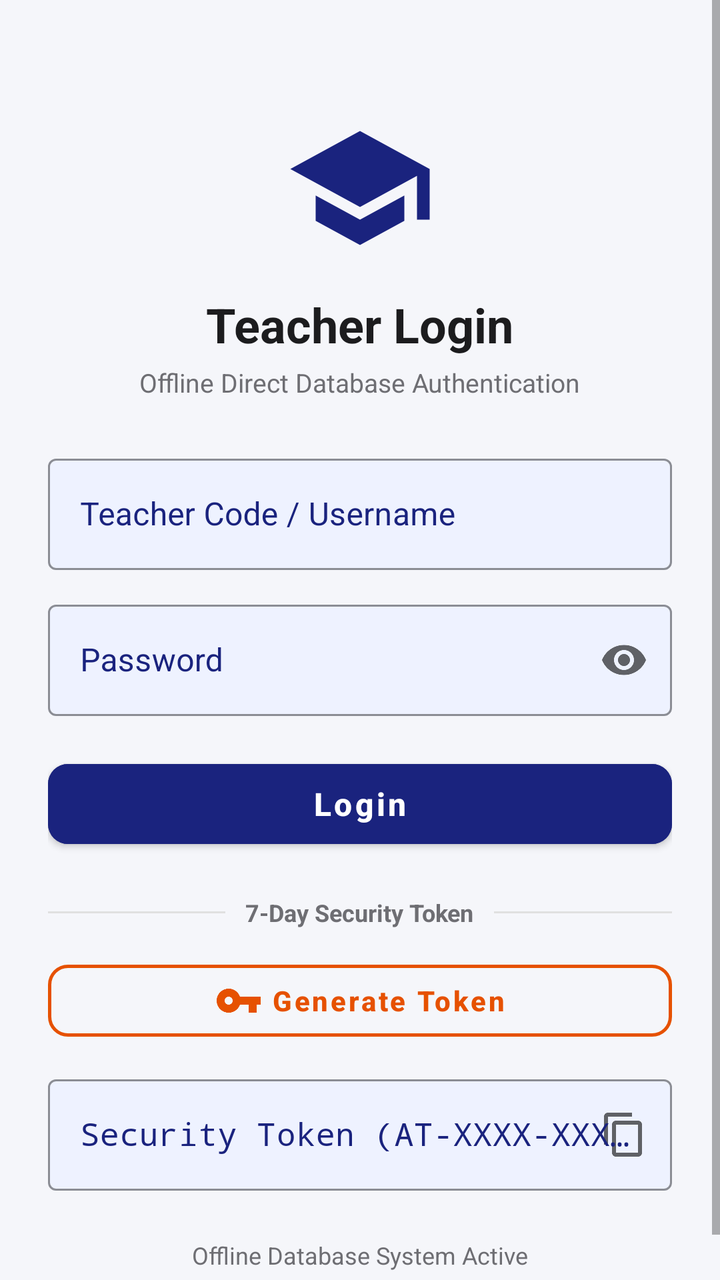
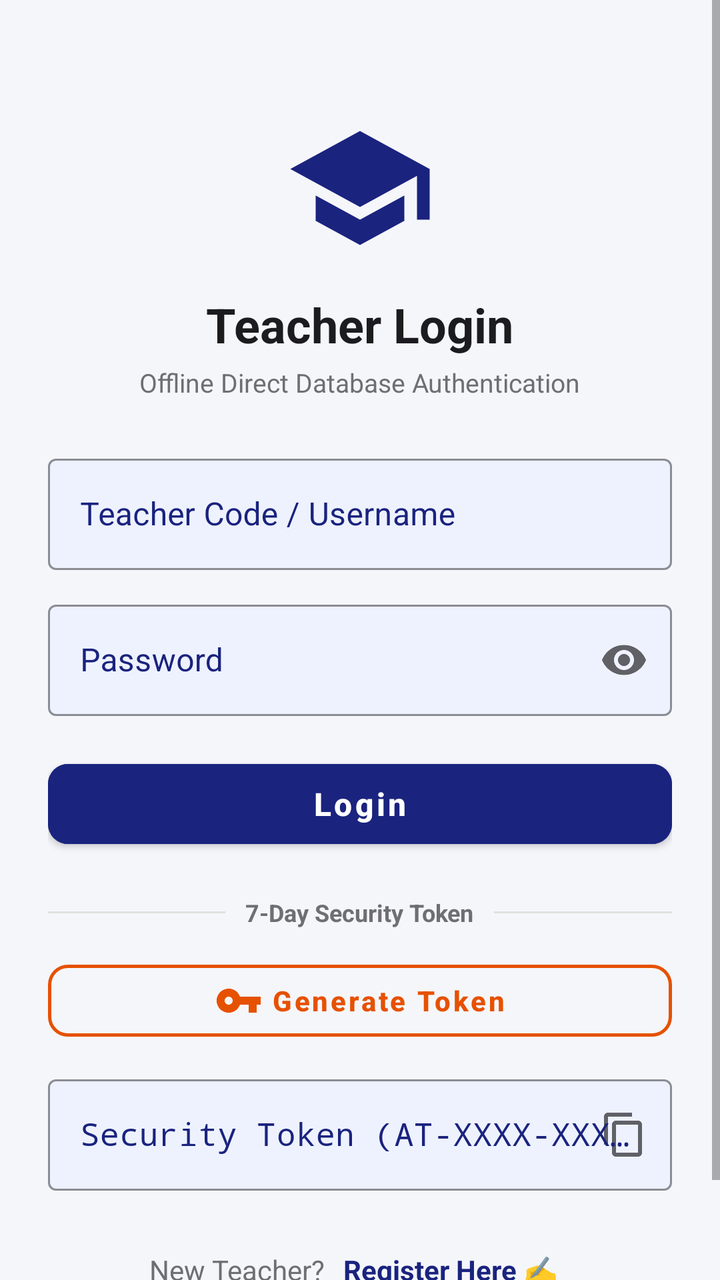

Two renders of the same Android screen: before a commit and after it. Below are the layout's source before the change and the commit's diff.
<!-- AndroidManifest.xml: application theme Theme.SchoolAttendance -->
<!-- res/layout/activity_login.xml -->
<?xml version="1.0" encoding="utf-8"?>
<ScrollView xmlns:android="http://schemas.android.com/apk/res/android"
    xmlns:app="http://schemas.android.com/apk/res-auto"
    android:layout_width="match_parent"
    android:layout_height="match_parent"
    android:fillViewport="true"
    android:background="@color/background">

    <LinearLayout
        android:layout_width="match_parent"
        android:layout_height="wrap_content"
        android:orientation="vertical"
        android:padding="24dp"
        android:gravity="center_horizontal">

        <Space android:layout_width="match_parent" android:layout_height="32dp"/>

        <ImageView
            android:layout_width="76dp"
            android:layout_height="76dp"
            android:src="@drawable/ic_school"
            android:contentDescription="@string/app_name" />

        <TextView
            android:layout_width="wrap_content"
            android:layout_height="wrap_content"
            android:layout_marginTop="14dp"
            android:text="@string/login_title"
            android:textColor="@color/text_primary"
            android:textSize="24sp"
            android:textStyle="bold" />

        <TextView
            android:layout_width="wrap_content"
            android:layout_height="wrap_content"
            android:layout_marginTop="4dp"
            android:layout_marginBottom="24dp"
            android:text="Offline Direct Database Authentication"
            android:textColor="@color/text_secondary"
            android:textSize="13sp" />

        
        <com.google.android.material.textfield.TextInputLayout
            android:id="@+id/tilUsername"
            style="@style/Widget.MaterialComponents.TextInputLayout.OutlinedBox"
            android:layout_width="match_parent"
            android:layout_height="wrap_content"
            app:boxBackgroundColor="@color/field_bg"
            app:boxStrokeColor="@color/primary"
            android:textColorHint="@color/primary"
            app:hintTextColor="@color/primary"
            android:hint="@string/username_hint">

            <com.google.android.material.textfield.TextInputEditText
                android:id="@+id/etUsername"
                android:layout_width="match_parent"
                android:layout_height="wrap_content"
                android:textColor="#000000"
                android:inputType="text" />
        </com.google.android.material.textfield.TextInputLayout>

        
        <com.google.android.material.textfield.TextInputLayout
            android:id="@+id/tilPassword"
            style="@style/Widget.MaterialComponents.TextInputLayout.OutlinedBox"
            app:endIconMode="password_toggle"
            android:layout_width="match_parent"
            android:layout_height="wrap_content"
            app:boxBackgroundColor="@color/field_bg"
            app:boxStrokeColor="@color/primary"
            android:textColorHint="@color/primary"
            app:hintTextColor="@color/primary"
            android:layout_marginTop="12dp"
            android:hint="@string/password_hint">

            <com.google.android.material.textfield.TextInputEditText
                android:id="@+id/etPassword"
                android:layout_width="match_parent"
                android:layout_height="wrap_content"
                android:textColor="#000000"
                android:inputType="textPassword" />
        </com.google.android.material.textfield.TextInputLayout>

        
        <com.google.android.material.button.MaterialButton
            android:id="@+id/btnLogin"
            android:layout_width="match_parent"
            android:layout_height="52dp"
            android:layout_marginTop="18dp"
            android:text="@string/btn_login"
            android:textAllCaps="false"
            android:textSize="16sp"
            android:textStyle="bold"
            app:cornerRadius="10dp"
            android:backgroundTint="@color/primary" />

        <ProgressBar
            android:id="@+id/progressBar"
            android:layout_width="wrap_content"
            android:layout_height="wrap_content"
            android:layout_marginTop="10dp"
            android:visibility="gone" />

        
        <LinearLayout
            android:layout_width="match_parent"
            android:layout_height="wrap_content"
            android:gravity="center_vertical"
            android:orientation="horizontal"
            android:layout_marginTop="20dp"
            android:layout_marginBottom="12dp">

            <View
                android:layout_width="0dp"
                android:layout_height="1dp"
                android:layout_weight="1"
                android:background="@color/card_border" />

            <TextView
                android:layout_width="wrap_content"
                android:layout_height="wrap_content"
                android:layout_marginHorizontal="10dp"
                android:text="7-Day Security Token"
                android:textColor="@color/text_secondary"
                android:textSize="12sp"
                android:textStyle="bold" />

            <View
                android:layout_width="0dp"
                android:layout_height="1dp"
                android:layout_weight="1"
                android:background="@color/card_border" />
        </LinearLayout>

        
        <com.google.android.material.button.MaterialButton
            android:id="@+id/btnGenerateToken"
            style="@style/Widget.MaterialComponents.Button.OutlinedButton"
            android:layout_width="match_parent"
            android:layout_height="48dp"
            android:text="@string/btn_generate_token"
            android:textAllCaps="false"
            android:textSize="14sp"
            android:textStyle="bold"
            android:textColor="@color/accent_dark"
            app:strokeColor="@color/accent_dark"
            app:strokeWidth="1.5dp"
            app:cornerRadius="10dp"
            app:icon="@drawable/ic_vpn_key"
            app:iconTint="@color/accent_dark"
            app:iconGravity="textStart" />

        <ProgressBar
            android:id="@+id/tokenProgressBar"
            android:layout_width="24dp"
            android:layout_height="24dp"
            android:layout_marginTop="6dp"
            android:visibility="gone" />

        
        <com.google.android.material.card.MaterialCardView
            android:id="@+id/cardGeneratedToken"
            android:layout_width="match_parent"
            android:layout_height="wrap_content"
            android:layout_marginTop="10dp"
            android:visibility="gone"
            app:cardCornerRadius="12dp"
            app:cardElevation="2dp"
            app:strokeColor="@color/success"
            app:strokeWidth="1.5dp"
            app:cardBackgroundColor="#F1F8E9">

            <LinearLayout
                android:layout_width="match_parent"
                android:layout_height="wrap_content"
                android:orientation="vertical"
                android:padding="14dp">

                <TextView
                    android:layout_width="wrap_content"
                    android:layout_height="wrap_content"
                    android:text="Generated Token (Saved in DB for 7 Days):"
                    android:textColor="@color/text_secondary"
                    android:textSize="12sp"
                    android:textStyle="bold" />

                <LinearLayout
                    android:layout_width="match_parent"
                    android:layout_height="wrap_content"
                    android:orientation="horizontal"
                    android:gravity="center_vertical"
                    android:layout_marginTop="4dp">

                    <TextView
                        android:id="@+id/tvGeneratedToken"
                        android:layout_width="0dp"
                        android:layout_height="wrap_content"
                        android:layout_weight="1"
                        android:text="AT-0000-0000"
                        android:textColor="#1B5E20"
                        android:textSize="20sp"
                        android:textStyle="bold"
                        android:fontFamily="monospace" />

                    <com.google.android.material.button.MaterialButton
                        android:id="@+id/btnCopyToken"
                        style="@style/Widget.MaterialComponents.Button.TextButton"
                        android:layout_width="wrap_content"
                        android:layout_height="38dp"
                        android:text="@string/copy_token"
                        android:textColor="@color/primary"
                        android:textStyle="bold"
                        app:icon="@drawable/ic_content_copy"
                        app:iconTint="@color/primary"
                        app:iconGravity="textStart" />
                </LinearLayout>

                <TextView
                    android:id="@+id/tvTokenValidity"
                    android:layout_width="wrap_content"
                    android:layout_height="wrap_content"
                    android:layout_marginTop="2dp"
                    android:text="✓ Active for 7 Days (No token needed until expiry)"
                    android:textColor="#2E7D32"
                    android:textSize="11sp" />
            </LinearLayout>
        </com.google.android.material.card.MaterialCardView>

        
        <com.google.android.material.textfield.TextInputLayout
            android:id="@+id/tilToken"
            style="@style/Widget.MaterialComponents.TextInputLayout.OutlinedBox"
            android:layout_width="match_parent"
            android:layout_height="wrap_content"
            android:layout_marginTop="10dp"
            app:boxBackgroundColor="@color/field_bg"
            app:boxStrokeColor="@color/primary"
            android:textColorHint="@color/primary"
            app:hintTextColor="@color/primary"
            app:endIconMode="custom"
            app:endIconDrawable="@drawable/ic_content_copy"
            app:endIconContentDescription="@string/paste_token"
            android:hint="@string/token_hint">

            <com.google.android.material.textfield.TextInputEditText
                android:id="@+id/etToken"
                android:layout_width="match_parent"
                android:layout_height="wrap_content"
                android:textColor="#000000"
                android:fontFamily="monospace"
                android:inputType="textCapCharacters" />
        </com.google.android.material.textfield.TextInputLayout>
            android:layout_width="wrap_content"
            android:layout_height="wrap_content"
            android:layout_marginTop="14dp"
            android:visibility="gone" />

        <TextView
            android:id="@+id/tvForgotPassword"
            android:layout_width="wrap_content"
            android:layout_height="wrap_content"
            android:layout_marginTop="18dp"
            android:padding="4dp"
            android:text="@string/forgot_password"
            android:textColor="@color/primary"
            android:textStyle="bold"
            android:visibility="gone" />

        <TextView
            android:id="@+id/tvGoRegister"
            android:layout_width="wrap_content"
            android:layout_height="wrap_content"
            android:layout_marginTop="20dp"
            android:padding="4dp"
            android:text="Offline Database System Active"
            android:textColor="@color/text_secondary"
            android:textSize="12sp" />

    </LinearLayout>
</ScrollView>
<!-- resources referenced by this layout -->
<resources>
  <color name="accent_dark">#E65100</color>
  <color name="background">#F5F6FA</color>
  <color name="card_border">#E0E0E0</color>
  <color name="field_bg">#EEF2FF</color>
  <color name="primary">#1A237E</color>
  <color name="success">#2E7D32</color>
  <color name="text_primary">#1C1C1E</color>
  <color name="text_secondary">#6E6E73</color>
  <!-- drawable ic_content_copy (drawable) -->
  <vector xmlns:android="http://schemas.android.com/apk/res/android"
      android:width="24dp"
      android:height="24dp"
      android:viewportWidth="24"
      android:viewportHeight="24"
      android:tint="?attr/colorControlNormal">
      <path
          android:fillColor="@android:color/white"
          android:pathData="M16,1L4,1c-1.1,0 -2,0.9 -2,2v14h2L4,3h12L16,1zM19,5L8,5c-1.1,0 -2,0.9 -2,2v14c0,1.1 0.9,2 2,2h11c1.1,0 2,-0.9 2,-2L21,7c0,-1.1 -0.9,-2 -2,-2zM19,21L8,21L8,7h11v14z"/>
  </vector>
  <!-- drawable ic_school (drawable) -->
  <vector xmlns:android="http://schemas.android.com/apk/res/android"
      android:width="24dp"
      android:height="24dp"
      android:viewportWidth="24"
      android:viewportHeight="24">
      <path
          android:fillColor="@color/primary"
          android:pathData="M12,3L1,9l11,6l9,-4.91V17h2V9L12,3zM5,13.18v4L12,21l7,-3.82v-4L12,17L5,13.18z"/>
  </vector>
  <!-- drawable ic_vpn_key (drawable) -->
  <vector xmlns:android="http://schemas.android.com/apk/res/android"
      android:width="24dp"
      android:height="24dp"
      android:viewportWidth="24"
      android:viewportHeight="24"
      android:tint="?attr/colorControlNormal">
      <path
          android:fillColor="@android:color/white"
          android:pathData="M12.65,10C11.83,7.67 9.61,6 7,6c-3.31,0 -6,2.69 -6,6s2.69,6 6,6c2.61,0 4.83,-1.67 5.65,-4H17v4h4v-4h2v-4H12.65zM7,14c-1.1,0 -2,-0.9 -2,-2s0.9,-2 2,-2 2,0.9 2,2 -0.9,2 -2,2z"/>
  </vector>
  <string name="app_name">Govt School Attendance</string>
  <string name="btn_generate_token">Generate Token</string>
  <string name="btn_login">Login</string>
  <string name="copy_token">Copy Token</string>
  <string name="forgot_password">Forgot Password?</string>
  <string name="login_title">Teacher Login</string>
  <string name="password_hint">Password</string>
  <string name="paste_token">Paste</string>
  <string name="token_hint">Security Token (AT-XXXX-XXXX)</string>
  <string name="username_hint">Teacher Code / Username</string>
  <style name="Theme.SchoolAttendance" parent="Theme.MaterialComponents.DayNight.NoActionBar">
          <item name="colorPrimary">@color/primary</item>
          <item name="colorPrimaryDark">@color/primary_dark</item>
          <item name="colorAccent">@color/accent</item>
          <item name="android:windowBackground">@color/background</item>
          <item name="android:statusBarColor">@color/primary_dark</item>
          <item name="android:editTextColor">#000000</item>
          <item name="editTextColor">#000000</item>
      </style>
  <color name="primary_dark">#0D1454</color>
  <color name="accent">#FF6D00</color>
</resources>

<!-- the commit's change to res/layout/activity_login.xml (unified diff, before → after) -->
@@ -250,31 +250,35 @@
                 android:fontFamily="monospace"
                 android:inputType="textCapCharacters" />
         </com.google.android.material.textfield.TextInputLayout>
-            android:layout_width="wrap_content"
-            android:layout_height="wrap_content"
-            android:layout_marginTop="14dp"
-            android:visibility="gone" />
-
-        <TextView
-            android:id="@+id/tvForgotPassword"
-            android:layout_width="wrap_content"
-            android:layout_height="wrap_content"
-            android:layout_marginTop="18dp"
-            android:padding="4dp"
-            android:text="@string/forgot_password"
-            android:textColor="@color/primary"
-            android:textStyle="bold"
-            android:visibility="gone" />
-
-        <TextView
-            android:id="@+id/tvGoRegister"
-            android:layout_width="wrap_content"
-            android:layout_height="wrap_content"
-            android:layout_marginTop="20dp"
-            android:padding="4dp"
-            android:text="Offline Database System Active"
-            android:textColor="@color/text_secondary"
-            android:textSize="12sp" />
+
+        
+        <LinearLayout
+            android:layout_width="match_parent"
+            android:layout_height="wrap_content"
+            android:orientation="horizontal"
+            android:gravity="center"
+            android:layout_marginTop="24dp"
+            android:layout_marginBottom="20dp">
+
+            <TextView
+                android:layout_width="wrap_content"
+                android:layout_height="wrap_content"
+                android:text="New Teacher? "
+                android:textColor="@color/text_secondary"
+                android:textSize="14sp" />
+
+            <TextView
+                android:id="@+id/tvGoRegister"
+                android:layout_width="wrap_content"
+                android:layout_height="wrap_content"
+                android:text="Register Here ✍️"
+                android:textColor="@color/primary"
+                android:textSize="14sp"
+                android:textStyle="bold"
+                android:padding="6dp"
+                android:clickable="true"
+                android:focusable="true" />
+        </LinearLayout>
 
     </LinearLayout>
 </ScrollView>
<!-- resource entries referenced after the edit -->
@@ -44,7 +44,6 @@
   <string name="btn_generate_token">Generate Token</string>
   <string name="btn_login">Login</string>
   <string name="copy_token">Copy Token</string>
-  <string name="forgot_password">Forgot Password?</string>
   <string name="login_title">Teacher Login</string>
   <string name="password_hint">Password</string>
   <string name="paste_token">Paste</string>
